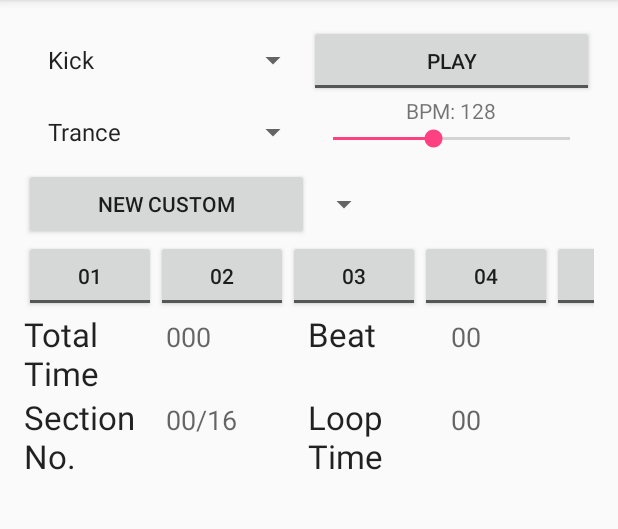
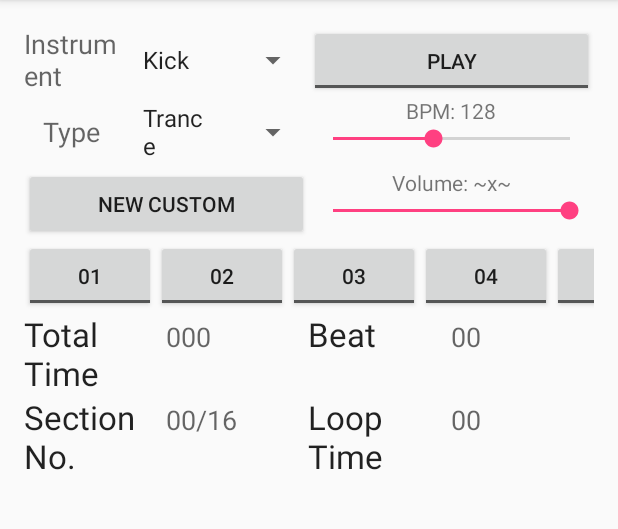
Before and after one commit to Kaan0200/MobileComp397_Final, an Android app: the screen it shows after launch (MachineActivity), on a phone screen of 412 x 824 dp, the part 84-613 px from its top. Run offline under Robolectric (Android 15) with nearby library versions, the phone set to English and light mode, and no system bars; 2 statements that could not run were skipped.

Commit message:
added Text, volume bar

```diff
--- a/app/src/main/java/com/example/kaan/vocomaster3000/MachineActivity.java
+++ b/app/src/main/java/com/example/kaan/vocomaster3000/MachineActivity.java
@@ -26,7 +26,9 @@ public class MachineActivity extends AppCompatActivity {
     public Spinner mInstrumentTypeSelector;
     public Spinner mParameterSelector;
     public SeekBar mBPMSeekBar;
+    public SeekBar mInstrumentVolumeSeekBar;
     public TextView mBPMTextView;
+    public TextView mInstrumentVolumeTextView;
     public TextView mTotalTimerTextView;
     public TextView mBeatCountTextView;
     public TextView mSectionCountTextView;
@@ -40,8 +42,12 @@ public class MachineActivity extends AppCompatActivity {
     public int mSelectedCustom;
     public String mSelectedKickType = "trance";
     public String mSelectedClapType = "clap1";
-    public String mSelectedHatType = "loose";
-    public String mSelectedCustomType; //TODO: if none, then dont
+    public String mSelectedHatType  = "loose";
+    public String mSelectedCustomType; //TODO: if none, then don't
+    public int mSelectedKickVolume   = 10;
+    public int mSelectedClapVolume   = 10;
+    public int mSelectedHatVolume    = 10;
+    public int mSelectedCustomVolume = 10;
 
     // variable to hold which was the last selected line, for saving
     // default: kick
@@ -124,6 +130,9 @@ public class MachineActivity extends AppCompatActivity {
         // get the slider, set initial value
         mBPMSeekBar = (SeekBar) findViewById(R.id.bpmSeekbar);
         mBPMSeekBar.setProgress(38);
+        // get the volume slider, set initial value
+        mInstrumentVolumeSeekBar = (SeekBar) findViewById(R.id.InstrumentVolumeSeekbar);
+        mInstrumentVolumeSeekBar.setProgress(10);
         // get thmBPMTextViewview, set text
         mBPMTextView = (TextView) findViewById(R.id.bpmText);
         mBPMTextView.setText("BPM: 128");
@@ -131,6 +140,7 @@ public class MachineActivity extends AppCompatActivity {
         mBeatCountTextView = (TextView) findViewById(R.id.beatCountText);
         mSectionCountTextView = (TextView) findViewById(R.id.sectionNumberText);
         mLoopTimerTextView = (TextView) findViewById(R.id.loopTimeTextView);
+        mInstrumentVolumeTextView = (TextView) findViewById(R.id.InstrumentVolumeTextView);
         // get all the toggles
         findAllBeatToggleButtons();
         mPlayToggle = (ToggleButton) findViewById(R.id.playToggle);
@@ -159,7 +169,14 @@ public class MachineActivity extends AppCompatActivity {
 
                 if (b == false) { // STOP
                     mHandle.removeCallbacks(mTimerRunner);
+                    if (mInstrumentSelector.getSelectedItem().toString() == "Custom"){
+                        mNewCustomButton.setEnabled(true);
+                    }
                 } else { // PLAY
+                    // disable buttons
+                    mNewCustomButton.setEnabled(false);
+                    mInstrumentVolumeSeekBar.setEnabled(false);
+                    mBPMSeekBar.setEnabled(false);
                     // save the lines
                     switch (mInstrumentSelector.getSelectedItem().toString()) {
                         case "Kick":
@@ -179,9 +196,9 @@ public class MachineActivity extends AppCompatActivity {
                             mSelectedCustom = mInstrumentTypeSelector.getSelectedItemPosition();
                             break;
                     }
+
                     // load the selected sounds into the pool
                     LoadSounds_AwaitCompletion();
-
 
                     // reset the timer
                     startTime = System.currentTimeMillis();
@@ -210,22 +227,25 @@ public class MachineActivity extends AppCompatActivity {
                             kickLine = SaveToggleLine();
                             mSelectedKick = mInstrumentTypeSelector.getSelectedItemPosition();
                             mSelectedKickType = mInstrumentTypeSelector.getSelectedItem().toString();
+                            mNewCustomButton.setEnabled(false);
                             break;
                         case "Clap":
                             clapLine = SaveToggleLine();
                             mSelectedClap = mInstrumentTypeSelector.getSelectedItemPosition();
                             mSelectedClapType = mInstrumentTypeSelector.getSelectedItem().toString();
+                            mNewCustomButton.setEnabled(false);
                             break;
                         case "Highhat":
                             cymbalLine = SaveToggleLine();
                             mSelectedHat = mInstrumentTypeSelector.getSelectedItemPosition();
                             mSelectedHatType = mInstrumentTypeSelector.getSelectedItem().toString();
+                            mNewCustomButton.setEnabled(false);
                             break;
                         case "Custom":
                             customLine = SaveToggleLine();
                             mSelectedCustom = mInstrumentTypeSelector.getSelectedItemPosition();
                             mSelectedCustomType = mInstrumentTypeSelector.getSelectedItem().toString();
-                            mNewCustomButton.setEnabled(false);
+                            mNewCustomButton.setEnabled(true);
                             break;
                     }
                 } catch (NullPointerException e) {
--- a/app/src/main/res/layout/activity_machine.xml
+++ b/app/src/main/res/layout/activity_machine.xml
@@ -15,7 +15,16 @@
             android:orientation="horizontal"
             android:layout_width="match_parent"
             android:layout_height="wrap_content"
-            android:weightSum="4">
+            android:weightSum="6">
+
+            <TextView
+                android:layout_width="0dp"
+                android:layout_height="wrap_content"
+                android:textAppearance="?android:attr/textAppearanceMedium"
+                android:id="@+id/InstrumentLabelTextView"
+                android:layout_weight="1"
+                android:text="@string/instrument"
+                android:layout_gravity="center" />
 
             <Spinner
                 android:layout_width="0dp"
@@ -29,27 +38,38 @@
                 android:textOff="Play"
                 android:textOn="Stop"
                 android:id="@+id/playToggle"
-                android:layout_weight="2"
+                android:layout_weight="3"
                 android:layout_width="0dp" />
+
         </LinearLayout>
 
         <LinearLayout
             android:orientation="horizontal"
             android:layout_width="match_parent"
             android:layout_height="wrap_content"
-            android:weightSum="2">
+            android:weightSum="6">
+
+            <TextView
+                android:layout_width="0dp"
+                android:layout_height="wrap_content"
+                android:textAppearance="?android:attr/textAppearanceMedium"
+                android:text="@string/instrument_type"
+                android:id="@+id/textView3"
+                android:layout_gravity="center"
+                android:layout_weight="1"
+                android:gravity="center" />
 
             <Spinner
                 android:layout_width="0dp"
                 android:layout_height="wrap_content"
                 android:id="@+id/instrumentTypeSpinner"
-                android:layout_weight="1" />
+                android:layout_weight="2" />
 
             <LinearLayout
                 android:orientation="vertical"
                 android:layout_width="00dp"
                 android:layout_height="match_parent"
-                android:layout_weight="1">
+                android:layout_weight="3">
 
                 <TextView
                     android:layout_width="wrap_content"
@@ -86,30 +106,24 @@
                 android:singleLine="true" />
 
             <LinearLayout
-                android:orientation="horizontal"
                 android:layout_width="0dp"
                 android:layout_height="match_parent"
                 android:layout_weight="2"
-                android:weightSum="4">
+                android:orientation="vertical">
 
-                <Spinner
-                    android:layout_width="0dp"
+                <TextView
+                    android:layout_width="wrap_content"
                     android:layout_height="wrap_content"
-                    android:id="@+id/parameterSpinner"
-                    android:layout_weight="1" />
+                    android:textAppearance="?android:attr/textAppearanceSmall"
+                    android:text="Volume: ~x~"
+                    android:id="@+id/InstrumentVolumeTextView"
+                    android:layout_gravity="center_horizontal" />
 
-                <ScrollView
-                    android:layout_width="0dp"
-                    android:layout_height="match_parent"
-                    android:id="@+id/scrollView4"
-                    android:layout_weight="3">
-
-                    <ListView
-                        android:layout_width="wrap_content"
-                        android:layout_height="wrap_content"
-                        android:id="@+id/listView4" />
-                </ScrollView>
-
+                <SeekBar
+                    android:layout_width="fill_parent"
+                    android:layout_height="wrap_content"
+                    android:id="@+id/InstrumentVolumeSeekbar"
+                    android:max="10" />
             </LinearLayout>
 
         </LinearLayout>
--- a/app/src/main/res/values/strings.xml
+++ b/app/src/main/res/values/strings.xml
@@ -1,6 +1,8 @@
 <resources>
     <string name="app_name">Vocomaster3000</string>
     <string name="new_custom">New Custom</string>
+    <string name="instrument">Instrument</string>
+    <string name="instrument_type">Type</string>
     <string-array name="instruments">
         <item>"Kick"</item>
         <item>"Clap"</item>
```
